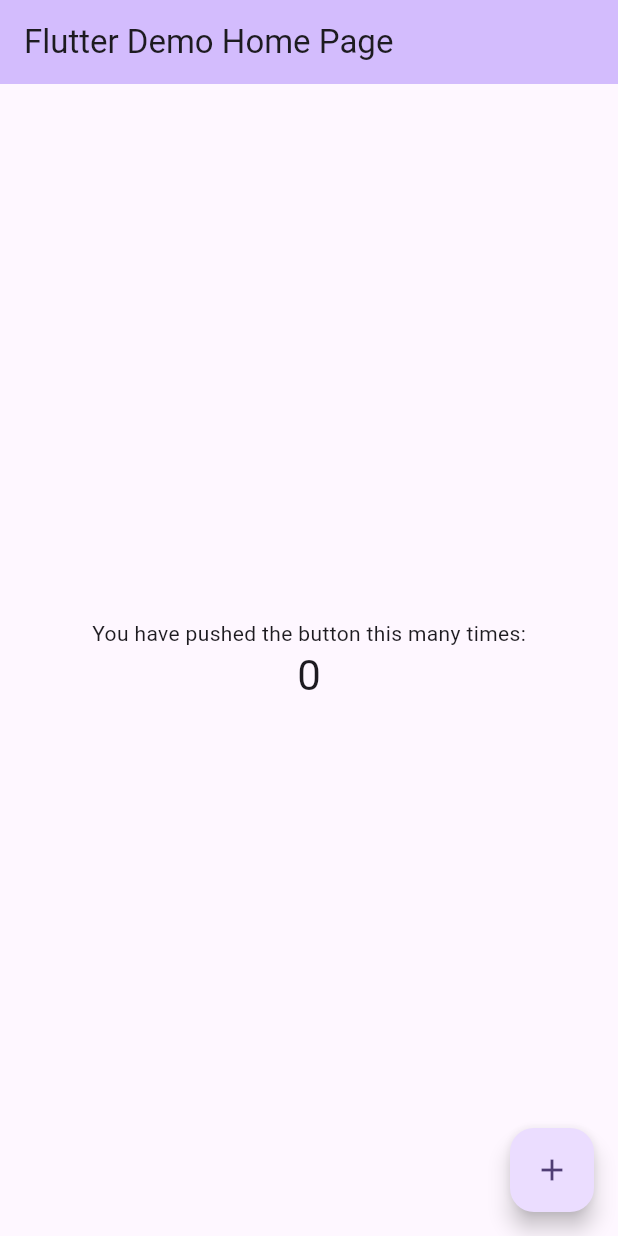
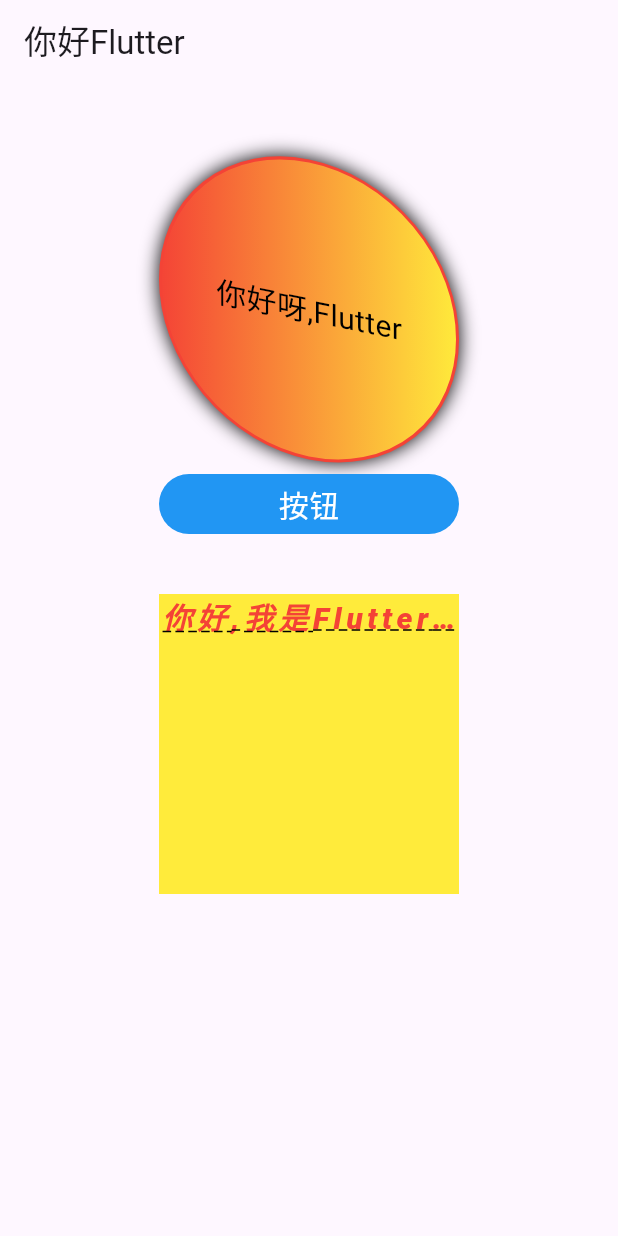
Before and after one commit to huangpu0/Flutter, a Flutter app: the screen it shows after launch, on a phone screen of 412 x 824 dp. Run offline on Flutter 3.47's test engine with Material 3 defaults, Android fonts, the phone set to English and light mode, and no system bars.

Commit message:
Container_Text

```diff
--- /dev/null
+++ b/lib/Container_Text.dart
@@ -0,0 +1,104 @@
+import 'package:flutter/material.dart';
+
+class MyApp extends StatelessWidget {
+  const MyApp({super.key});
+
+  @override
+  Widget build(BuildContext context) {
+    return Center(
+      child: Container(
+        margin: const EdgeInsets.fromLTRB(0, 30, 0, 0),
+        alignment: Alignment.center,
+        width: 200,
+        height: 200,
+        // transform: Matrix4.translationValues( 40, 0, 0), /// 位移40
+        // transform: Matrix4.rotationZ(0.2), /// 旋转
+        transform: Matrix4.skewY(.2),
+
+        /// 倾斜
+        decoration: BoxDecoration(
+            color: Colors.yellow, //背景颜色
+            border: Border.all(
+                //边框
+                color: Colors.red,
+                width: 2),
+            borderRadius: BorderRadius.circular(100), // 圆角
+            boxShadow: const [
+              BoxShadow(
+                color: Colors.black,
+                blurRadius: 10,
+              )
+            ], // 配置阴影效果
+            /// 渐变色 LinearGradient 线性渐变 RadialGradient 径向渐变
+            gradient:
+                const LinearGradient(colors: [Colors.red, Colors.yellow])),
+        child: const Text(
+          '你好呀,Flutter',
+          style: TextStyle(
+            color: Colors.black,
+            fontSize: 20,
+          ),
+        ),
+      ),
+    );
+  }
+}
+
+class MyButton extends StatelessWidget {
+  const MyButton({super.key});
+
+  @override
+  Widget build(BuildContext context) {
+    return Container(
+      alignment: Alignment.center,
+      width: 200,
+      height: 40,
+      // 四周margin
+      margin: const EdgeInsets.fromLTRB(0, 30, 0, 0),
+      // 内边距padding
+      //padding: const EdgeInsets.fromLTRB(30, 0, 0, 0),
+      decoration: BoxDecoration(
+        color: Colors.blue,
+        borderRadius: BorderRadius.circular(20), // 圆角
+      ),
+      child: const Text(
+        '按钮',
+        style: TextStyle(
+          color: Colors.white,
+          fontSize: 20,
+        ),
+      ),
+    );
+  }
+}
+
+class MyText extends StatelessWidget {
+  const MyText({super.key});
+
+  @override
+  Widget build(BuildContext context) {
+    return Container(
+      width: 200,
+      height: 200,
+      margin: const EdgeInsets.fromLTRB(0, 40, 0, 0),
+      decoration: const BoxDecoration(
+        color: Colors.yellow,
+      ),
+      child: const Text('你好,我是Flutter你好,我是Flutter你好,我是Flutter你好,我是Flutter你好,我是Flutter你好,我是Flutter',
+        textAlign: TextAlign.center,
+        maxLines: 1,
+        overflow: TextOverflow.ellipsis, // 溢出显示...
+        style: TextStyle(
+          color: Colors.red,
+          fontSize: 20,
+          fontWeight: FontWeight.w900,
+          fontStyle: FontStyle.italic, // 倾斜
+          letterSpacing: 3, // 字体间距
+          decoration: TextDecoration.underline,  // 下划线
+          decorationColor: Colors.black, // 下划线颜色
+          decorationStyle: TextDecorationStyle.dashed // 虚线
+        ),
+      ),
+    );
+  }
+}
--- a/lib/main.dart
+++ b/lib/main.dart
@@ -1,125 +1,138 @@
 import 'package:flutter/material.dart';
+import 'Container_Text.dart';
 
 void main() {
-  runApp(const MyApp());
+  runApp(MaterialApp(
+    home: Scaffold(
+      appBar: AppBar(title: const Text('你好Flutter'),),
+      body: const Column(
+        children: [
+          MyApp(),
+        MyButton(),
+        MyText()],
+      ))
+  ));
 }
 
-class MyApp extends StatelessWidget {
-  const MyApp({super.key});
 
-  // This widget is the root of your application.
-  @override
-  Widget build(BuildContext context) {
-    return MaterialApp(
-      title: 'Flutter Demo',
-      theme: ThemeData(
-        // This is the theme of your application.
-        //
-        // TRY THIS: Try running your application with "flutter run". You'll see
-        // the application has a purple toolbar. Then, without quitting the app,
-        // try changing the seedColor in the colorScheme below to Colors.green
-        // and then invoke "hot reload" (save your changes or press the "hot
-        // reload" button in a Flutter-supported IDE, or press "r" if you used
-        // the command line to start the app).
-        //
-        // Notice that the counter didn't reset back to zero; the application
-        // state is not lost during the reload. To reset the state, use hot
-        // restart instead.
-        //
-        // This works for code too, not just values: Most code changes can be
-        // tested with just a hot reload.
-        colorScheme: ColorScheme.fromSeed(seedColor: Colors.deepPurple),
-        useMaterial3: true,
-      ),
-      home: const MyHomePage(title: 'Flutter Demo Home Page'),
-    );
-  }
-}
 
-class MyHomePage extends StatefulWidget {
-  const MyHomePage({super.key, required this.title});
 
-  // This widget is the home page of your application. It is stateful, meaning
-  // that it has a State object (defined below) that contains fields that affect
-  // how it looks.
+// class MyApp extends StatelessWidget {
+//   const MyApp({super.key});
 
-  // This class is the configuration for the state. It holds the values (in this
-  // case the title) provided by the parent (in this case the App widget) and
-  // used by the build method of the State. Fields in a Widget subclass are
-  // always marked "final".
+//   // This widget is the root of your application.
+//   @override
+//   Widget build(BuildContext context) {
+//     return MaterialApp(
+//       title: 'Flutter Demo',
+//       theme: ThemeData(
+//         // This is the theme of your application.
+//         //
+//         // TRY THIS: Try running your application with "flutter run". You'll see
+//         // the application has a purple toolbar. Then, without quitting the app,
+//         // try changing the seedColor in the colorScheme below to Colors.green
+//         // and then invoke "hot reload" (save your changes or press the "hot
+//         // reload" button in a Flutter-supported IDE, or press "r" if you used
+//         // the command line to start the app).
+//         //
+//         // Notice that the counter didn't reset back to zero; the application
+//         // state is not lost during the reload. To reset the state, use hot
+//         // restart instead.
+//         //
+//         // This works for code too, not just values: Most code changes can be
+//         // tested with just a hot reload.
+//         colorScheme: ColorScheme.fromSeed(seedColor: Colors.deepPurple),
+//         useMaterial3: true,
+//       ),
+//       home: const MyHomePage(title: 'Flutter Demo Home Page'),
+//     );
+//   }
+// }
 
-  final String title;
+// class MyHomePage extends StatefulWidget {
+//   const MyHomePage({super.key, required this.title});
 
-  @override
-  State<MyHomePage> createState() => _MyHomePageState();
-}
+//   // This widget is the home page of your application. It is stateful, meaning
+//   // that it has a State object (defined below) that contains fields that affect
+//   // how it looks.
 
-class _MyHomePageState extends State<MyHomePage> {
-  int _counter = 0;
+//   // This class is the configuration for the state. It holds the values (in this
+//   // case the title) provided by the parent (in this case the App widget) and
+//   // used by the build method of the State. Fields in a Widget subclass are
+//   // always marked "final".
 
-  void _incrementCounter() {
-    setState(() {
-      // This call to setState tells the Flutter framework that something has
-      // changed in this State, which causes it to rerun the build method below
-      // so that the display can reflect the updated values. If we changed
-      // _counter without calling setState(), then the build method would not be
-      // called again, and so nothing would appear to happen.
-      _counter++;
-    });
-  }
+//   final String title;
 
-  @override
-  Widget build(BuildContext context) {
-    // This method is rerun every time setState is called, for instance as done
-    // by the _incrementCounter method above.
-    //
-    // The Flutter framework has been optimized to make rerunning build methods
-    // fast, so that you can just rebuild anything that needs updating rather
-    // than having to individually change instances of widgets.
-    return Scaffold(
-      appBar: AppBar(
-        // TRY THIS: Try changing the color here to a specific color (to
-        // Colors.amber, perhaps?) and trigger a hot reload to see the AppBar
-        // change color while the other colors stay the same.
-        backgroundColor: Theme.of(context).colorScheme.inversePrimary,
-        // Here we take the value from the MyHomePage object that was created by
-        // the App.build method, and use it to set our appbar title.
-        title: Text(widget.title),
-      ),
-      body: Center(
-        // Center is a layout widget. It takes a single child and positions it
-        // in the middle of the parent.
-        child: Column(
-          // Column is also a layout widget. It takes a list of children and
-          // arranges them vertically. By default, it sizes itself to fit its
-          // children horizontally, and tries to be as tall as its parent.
-          //
-          // Column has various properties to control how it sizes itself and
-          // how it positions its children. Here we use mainAxisAlignment to
-          // center the children vertically; the main axis here is the vertical
-          // axis because Columns are vertical (the cross axis would be
-          // horizontal).
-          //
-          // TRY THIS: Invoke "debug painting" (choose the "Toggle Debug Paint"
-          // action in the IDE, or press "p" in the console), to see the
-          // wireframe for each widget.
-          mainAxisAlignment: MainAxisAlignment.center,
-          children: <Widget>[
-            const Text(
-              'You have pushed the button this many times:',
-            ),
-            Text(
-              '$_counter',
-              style: Theme.of(context).textTheme.headlineMedium,
-            ),
-          ],
-        ),
-      ),
-      floatingActionButton: FloatingActionButton(
-        onPressed: _incrementCounter,
-        tooltip: 'Increment',
-        child: const Icon(Icons.add),
-      ), // This trailing comma makes auto-formatting nicer for build methods.
-    );
-  }
-}
+//   @override
+//   State<MyHomePage> createState() => _MyHomePageState();
+// }
+
+// class _MyHomePageState extends State<MyHomePage> {
+//   int _counter = 0;
+
+//   void _incrementCounter() {
+//     setState(() {
+//       // This call to setState tells the Flutter framework that something has
+//       // changed in this State, which causes it to rerun the build method below
+//       // so that the display can reflect the updated values. If we changed
+//       // _counter without calling setState(), then the build method would not be
+//       // called again, and so nothing would appear to happen.
+//       _counter++;
+//     });
+//   }
+
+//   @override
+//   Widget build(BuildContext context) {
+//     // This method is rerun every time setState is called, for instance as done
+//     // by the _incrementCounter method above.
+//     //
+//     // The Flutter framework has been optimized to make rerunning build methods
+//     // fast, so that you can just rebuild anything that needs updating rather
+//     // than having to individually change instances of widgets.
+//     return Scaffold(
+//       appBar: AppBar(
+//         // TRY THIS: Try changing the color here to a specific color (to
+//         // Colors.amber, perhaps?) and trigger a hot reload to see the AppBar
+//         // change color while the other colors stay the same.
+//         backgroundColor: Theme.of(context).colorScheme.inversePrimary,
+//         // Here we take the value from the MyHomePage object that was created by
+//         // the App.build method, and use it to set our appbar title.
+//         title: Text(widget.title),
+//       ),
+//       body: Center(
+//         // Center is a layout widget. It takes a single child and positions it
+//         // in the middle of the parent.
+//         child: Column(
+//           // Column is also a layout widget. It takes a list of children and
+//           // arranges them vertically. By default, it sizes itself to fit its
+//           // children horizontally, and tries to be as tall as its parent.
+//           //
+//           // Column has various properties to control how it sizes itself and
+//           // how it positions its children. Here we use mainAxisAlignment to
+//           // center the children vertically; the main axis here is the vertical
+//           // axis because Columns are vertical (the cross axis would be
+//           // horizontal).
+//           //
+//           // TRY THIS: Invoke "debug painting" (choose the "Toggle Debug Paint"
+//           // action in the IDE, or press "p" in the console), to see the
+//           // wireframe for each widget.
+//           mainAxisAlignment: MainAxisAlignment.center,
+//           children: <Widget>[
+//             const Text(
+//               'You have pushed the button this many times:',
+//             ),
+//             Text(
+//               '$_counter',
+//               style: Theme.of(context).textTheme.headlineMedium,
+//             ),
+//           ],
+//         ),
+//       ),
+//       floatingActionButton: FloatingActionButton(
+//         onPressed: _incrementCounter,
+//         tooltip: 'Increment',
+//         child: const Icon(Icons.add),
+//       ), // This trailing comma makes auto-formatting nicer for build methods.
+//     );
+//   }
+// }
```
Also changed, not shown: 3 other files.
